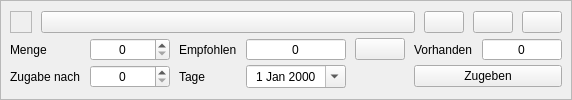
Above: kleiner-brauhelfer/widgets/wdghefegabe.ui from kleiner-brauhelfer/kleiner-brauhelfer-2 before the change. Below: the same form after it.
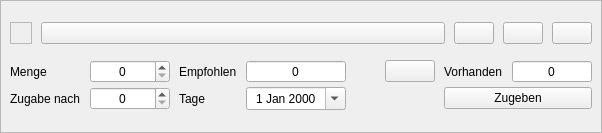
That is the form after the change. Icons and pictures are not drawn. Custom widgets are drawn as their Qt base class.

Diff of the .ui file:
```diff
--- a/kleiner-brauhelfer/widgets/wdghefegabe.ui
+++ b/kleiner-brauhelfer/widgets/wdghefegabe.ui
@@ -6,8 +6,8 @@
    <rect>
     <x>0</x>
     <y>0</y>
-    <width>563</width>
-    <height>100</height>
+    <width>602</width>
+    <height>133</height>
    </rect>
   </property>
   <property name="autoFillBackground">
```
Left out of the diff: 10 changed lines with no effect on the pictures.
